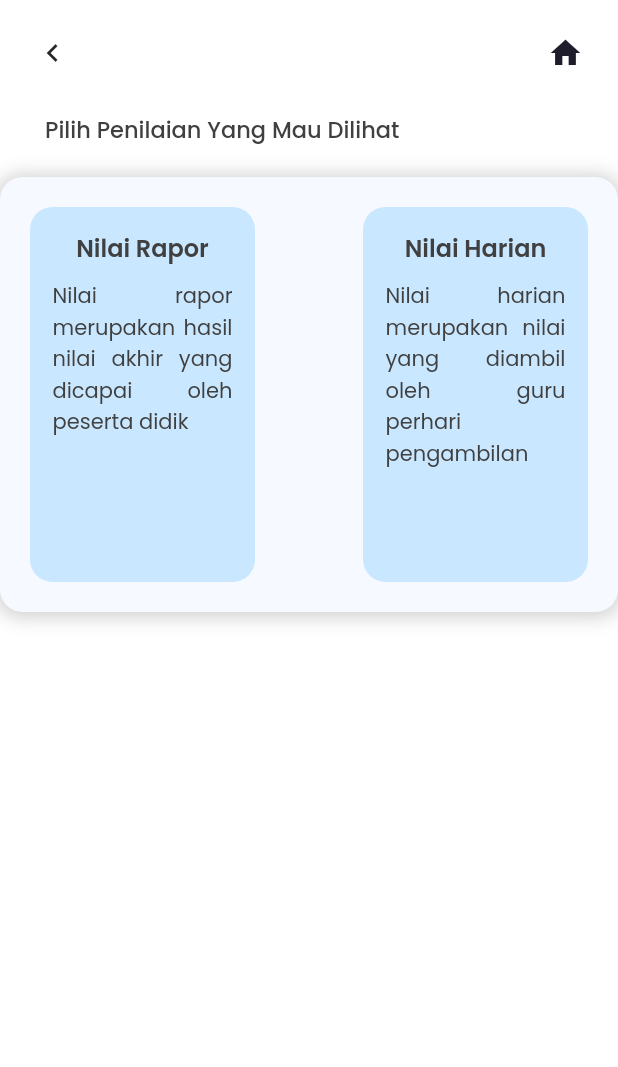
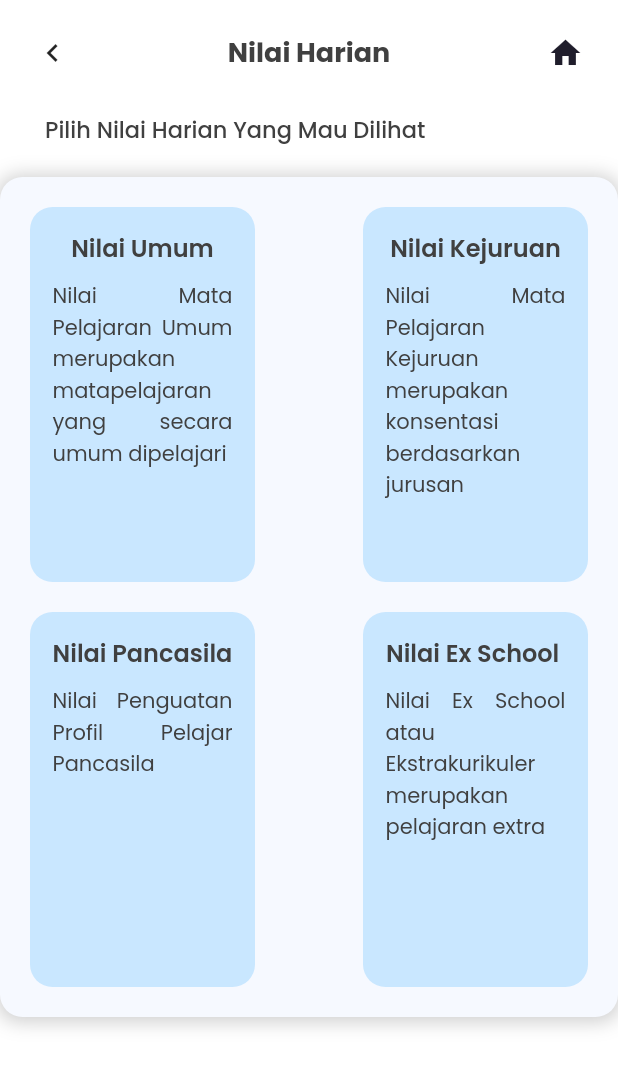
Before and after one commit to jeffriagustiar/fe_info_siswa, a Flutter app: the MenuNilaiPage screen opened by its route, after a tap on "Nilai Harian", on a phone screen of 412 x 824 dp. Shown: the top 1067 px of the screen. Run offline on Flutter 3.47's test engine with Material 2 defaults, Android fonts, the phone set to English and light mode, and no system bars; our stand-ins replace carousel_slider, google_fonts; missing offline and left inert: sp_util; accounts and stored records are empty; network calls fail.

Commit message:
nilai harian e

```diff
--- a/lib/main.dart
+++ b/lib/main.dart
@@ -2,7 +2,9 @@ import 'package:fe_info_siswa/pages/home/home_page.dart';
 import 'package:fe_info_siswa/pages/home/list_absensi_siswa_page.dart';
 import 'package:fe_info_siswa/pages/home/nilai/list_nilai_rapor_page.dart';
 import 'package:fe_info_siswa/pages/home/nilai/menu_nilai.dart';
+import 'package:fe_info_siswa/pages/home/nilai/menu_nilai_harian.dart';
 import 'package:fe_info_siswa/pages/home/nilai/menu_nilai_rapor.dart';
+import 'package:fe_info_siswa/pages/home/nilai/nilai_harian_page.dart';
 import 'package:fe_info_siswa/pages/home/nilai/nilai_umum_page.dart';
 import 'package:fe_info_siswa/pages/home/profile_page.dart';
 import 'package:fe_info_siswa/pages/sign_in.dart';
@@ -59,6 +61,8 @@ class MyApp extends StatelessWidget {
           '/menu-nilai' :(context) => MenuNilaiPage(),
           '/menu-nilai-rapor' :(context) => MenuNilaiRaporPage(),
           '/nilai-rapor-umum' :(context) => NilaiUmumPage(),
+          '/menu-nilai-harian' :(context) => MenuNilaiHarianPage(),
+          '/nilai-harian' :(context) => NilaiHarianPage()
           // '/siswa': (context) => SiswaPage(),
         },
       ),
--- /dev/null
+++ b/lib/models/mapel_model.dart
@@ -0,0 +1,23 @@
+class MapelModel{
+  late String? replid;
+  late String? nama;
+
+  MapelModel({
+    required this.replid,
+    required this.nama,
+  });
+
+  factory MapelModel.fromJson(Map<String, dynamic> json){
+    return MapelModel(
+      replid: json['replid'].toString(),
+      nama: json['nama']
+    );
+  }
+
+  Map<String, dynamic> toJson(){
+    return{
+      'replid' : replid,
+      'nama' : nama,
+    };
+  }
+}
--- a/lib/pages/home/nilai/menu_nilai.dart
+++ b/lib/pages/home/nilai/menu_nilai.dart
@@ -56,7 +56,7 @@ class MenuNilaiPage extends StatelessWidget {
                   nama: 'Nilai Harian',
                   desc: "Nilai harian merupakan nilai yang diambil oleh guru perhari pengambilan",
                   onPressed: () {
-                    //
+                    Navigator.pushNamed(context, '/menu-nilai-harian');
                   },
                 ),
               ],
--- /dev/null
+++ b/lib/pages/home/nilai/menu_nilai_harian.dart
@@ -0,0 +1,132 @@
+import 'package:fe_info_siswa/share/theme.dart';
+import 'package:fe_info_siswa/widgets/anak_fitur_buttom.dart';
+import 'package:fe_info_siswa/widgets/appBar_buttom.dart';
+import 'package:flutter/material.dart';
+
+class MenuNilaiHarianPage extends StatelessWidget {
+  const MenuNilaiHarianPage({super.key});
+
+  @override
+  Widget build(BuildContext context) {
+    return Scaffold(
+      backgroundColor: backgroundColor,
+      body: ListView(
+        children: [
+          AppBarButtom(nama: 'Nilai Harian'),
+          const SizedBox(height: 20,),
+          Container(
+            padding: const EdgeInsets.only(right: 30,left: 30),
+            child: Text(
+              "Pilih Nilai Harian Yang Mau Dilihat",
+              style: blackTextStyle.copyWith(
+                fontSize: 15,
+                fontWeight: medium
+              ),
+            ),
+          ),
+
+          Container(
+            padding: const EdgeInsets.all(20),
+            margin: const EdgeInsets.only(top: 20),
+            // height: 400,
+            width: double.infinity,
+            decoration: BoxDecoration(
+              color: background4Color,
+              borderRadius: BorderRadius.circular(15),
+              boxShadow: [
+                BoxShadow(
+                  color: Colors.grey.withOpacity(0.5),
+                  spreadRadius: 2,
+                  blurRadius: 10,
+                  offset: const Offset(0, 1),
+                ),
+              ]
+            ),
+            child: Column(
+              children: [
+
+                Row(
+                  mainAxisAlignment: MainAxisAlignment.spaceBetween,
+                  children: [
+                    AnakFiturButtom(
+                      nama: 'Nilai Umum',
+                      desc: "Nilai Mata Pelajaran Umum merupakan matapelajaran yang secara umum dipelajari",
+                      onPressed: () {
+                        Navigator.pushNamed(
+                          context,
+                          '/nilai-harian',
+                          arguments: {
+                            'nama' : 'Pelajaran Umum',
+                            'jenis' : 'KMU',
+                            'tipe' : 'ASSOF',
+                            'pancasila' : 0
+                          }
+                        );
+                      },
+                    ),
+                    AnakFiturButtom(
+                      nama: 'Nilai Kejuruan',
+                      desc: "Nilai Mata Pelajaran Kejuruan merupakan konsentasi berdasarkan jurusan",
+                      onPressed: () {
+                        Navigator.pushNamed(
+                          context,
+                          '/nilai-harian',
+                          arguments: {
+                            'nama' : 'Pelajaran Kejuruan',
+                            'jenis' : 'KMK',
+                            'tipe' : 'ASSOF',
+                            'pancasila' : 0
+                          }
+                        );
+                      },
+                    ),
+                  ],
+                ),
+                SizedBox(height: 20,),
+                Row(
+                  mainAxisAlignment: MainAxisAlignment.spaceBetween,
+                  children: [
+                    AnakFiturButtom(
+                      nama: 'Nilai Pancasila',
+                      desc: "Nilai Penguatan Profil Pelajar Pancasila",
+                      onPressed: () {
+                        Navigator.pushNamed(
+                          context,
+                          '/nilai-harian',
+                          arguments: {
+                            'nama' : 'Pelajaran Pancasila',
+                            'jenis' : 'P5',
+                            'tipe' : 'D',
+                            'pancasila' : 1
+                          }
+                        );
+                      },
+                    ),
+                    AnakFiturButtom(
+                      nama: 'Nilai Ex School ',
+                      desc: "Nilai Ex School atau Ekstrakurikuler merupakan pelajaran extra",
+                      onPressed: () {
+                        Navigator.pushNamed(
+                          context,
+                          '/nilai-harian',
+                          arguments: {
+                            'nama' : 'Pelajaran Ex School ',
+                            'jenis' : 'KURIK',
+                            'tipe' : 'KURIK',
+                            'pancasila' : 0
+                          }
+                        );
+                      },
+                    ),
+                  ],
+                ),
+
+              ],
+            ),
+          )
+
+        ],
+      ),
+    );
+  }
+}
```
Also changed, not shown: lib/pages/home/nilai/nilai_harian_page.dart (added, +114 -0 lines), lib/provider/siswa_provider.dart (+20 -0 lines), lib/services/siswa_service.dart (+30 -0 lines).
